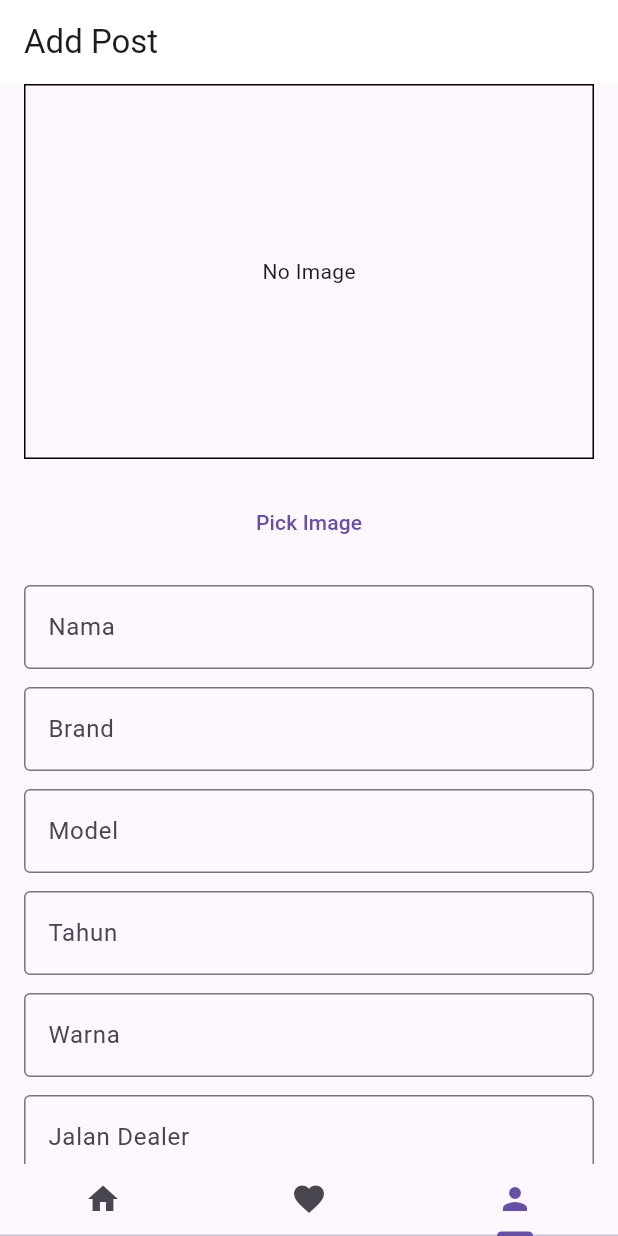
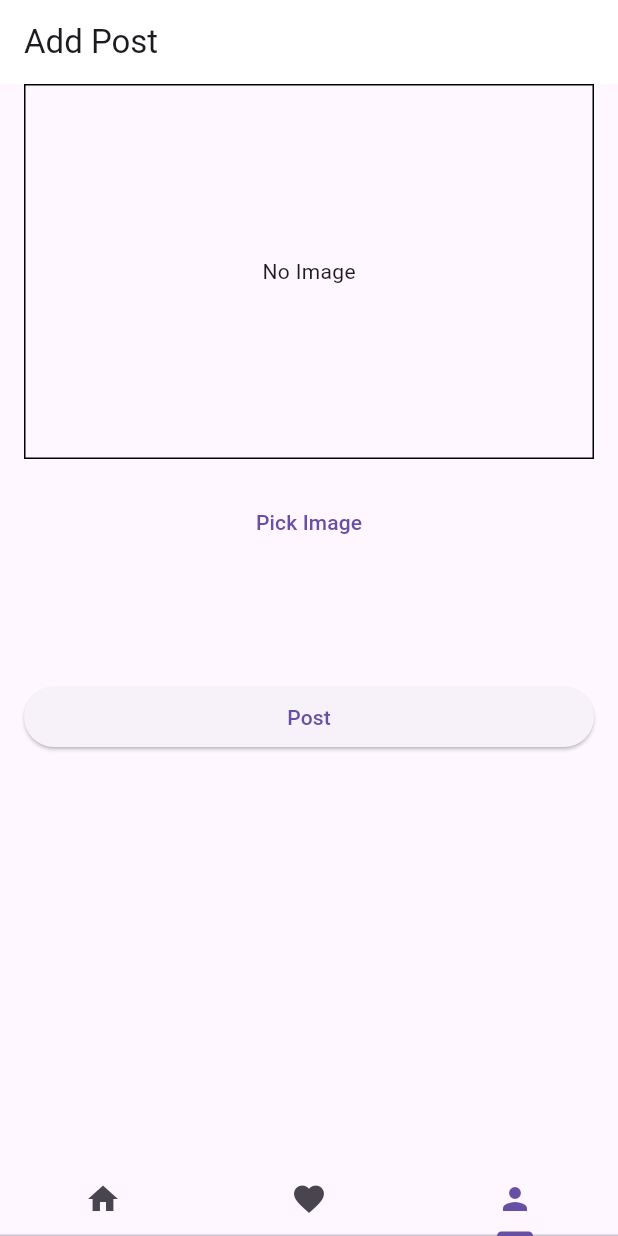
Before and after one commit to OppaCharles/car_find, a Flutter app: the screen it shows once a user with an empty profile is signed in, item 3 of the bottom bar chosen, on a phone screen of 412 x 824 dp. Run offline on Flutter 3.47's test engine with Material 3 defaults, Android fonts, the phone set to English and light mode, and no system bars; our stand-ins replace cloud_firestore, firebase_auth, firebase_core, firebase_storage, google_sign_in, image_picker; accounts and stored records are empty.

Commit message:
Update add_post_screen.dart

```diff
--- a/lib/screens/add_post_screen.dart
+++ b/lib/screens/add_post_screen.dart
@@ -72,7 +72,7 @@ class _AddPostScreenState extends State<AddPostScreen> {
 
         if (mounted) {
           ScaffoldMessenger.of(context).showSnackBar(
-            const SnackBar(content: Text('Berhasil DiUpload!')),
+            const SnackBar(content: Text('Berhasil upload!')),
           );
         }
 
@@ -141,42 +141,7 @@ class _AddPostScreenState extends State<AddPostScreen> {
               const SizedBox(height: 18.0),
               //
               //
-              MyTextField(
-                  controller: _namaController,
-                  hintText: 'Nama',
-                  obscureText: false),
-              MyTextField(
-                  controller: _brandController,
-                  hintText: 'Brand',
-                  obscureText: false),
-              MyTextField(
-                  controller: _modelController,
-                  hintText: 'Model',
-                  obscureText: false),
-              MyTextField(
-                  controller: _tahunController,
-                  hintText: 'Tahun',
-                  obscureText: false),
-              MyTextField(
-                  controller: _warnaController,
-                  hintText: 'Warna',
-                  obscureText: false),
-              MyTextField(
-                  controller: _jalanController,
-                  hintText: 'Jalan Dealer',
-                  obscureText: false),
-              MyTextField(
-                  controller: _kotaController,
-                  hintText: 'Kota Dealer',
-                  obscureText: false),
-              MyTextField(
-                  controller: _noTelpController,
-                  hintText: 'Nomor Telepon',
-                  obscureText: false),
-              MyTextField(
-                  controller: _negaraController,
-                  hintText: 'Negara',
-                  obscureText: false),
+
               //
               //
               const SizedBox(height: 64.0),
```
